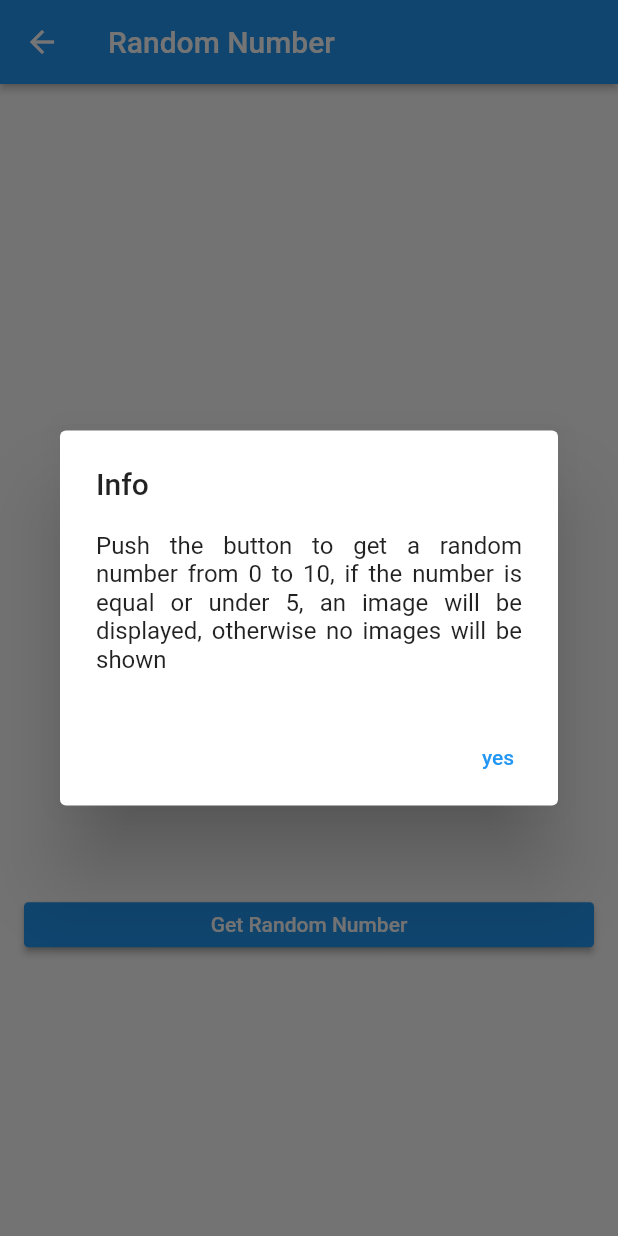
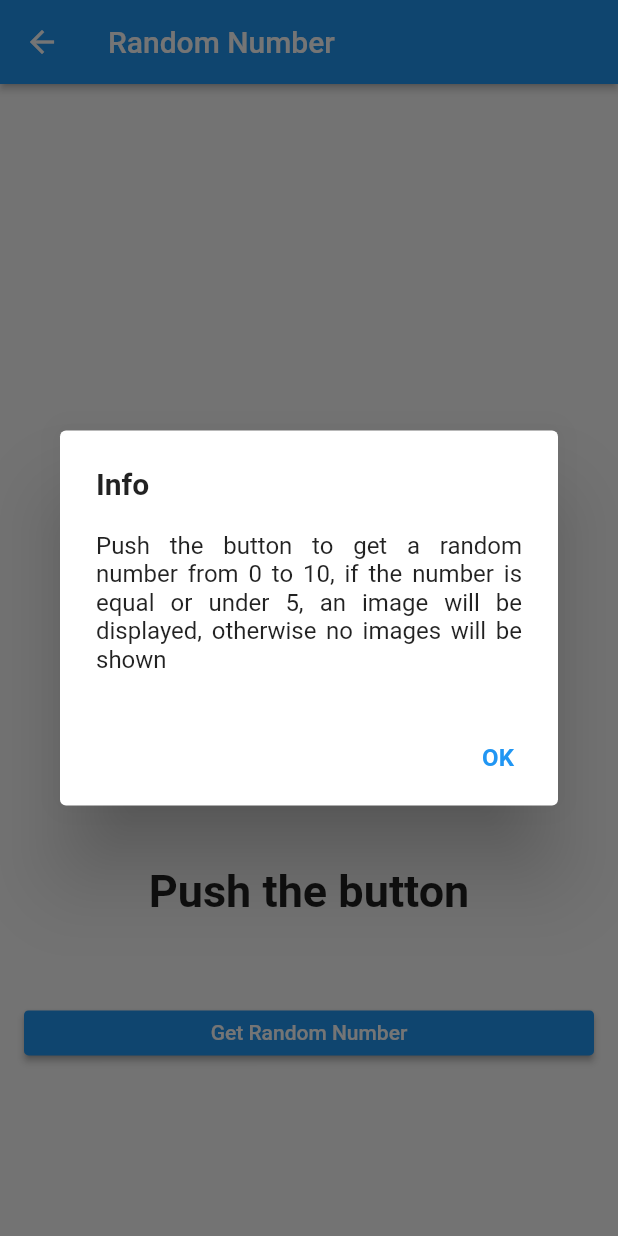
Before and after one commit to casareafer2908/basic_bloc_streams, a Flutter app: the screen it shows after launch, after a tap on "Random Number", on a phone screen of 412 x 824 dp. Run offline on Flutter 3.47's test engine with Material 2 defaults, Android fonts, the phone set to English and light mode, and no system bars; our stand-ins replace easy_localization.

Commit message:
ui improvements
fixed translations, layout and texts

```diff
--- a/lib/src/ui/common_widgets/custom_information_dialog.dart
+++ b/lib/src/ui/common_widgets/custom_information_dialog.dart
@@ -1,31 +1,37 @@
 import 'package:flutter/material.dart';
+import 'package:basic_bloc_streams/src/localization/locale_keys.g.dart';
+import 'package:easy_localization/easy_localization.dart';
 
 class InformationDialog extends StatelessWidget {
   const InformationDialog({
     Key? key,
-    required this.title,
     required this.contentText,
-    required this.onPressed,
-    required this.buttonText,
   }) : super(key: key);
 
-  final String title;
   final String contentText;
-  final String buttonText;
-  final VoidCallback onPressed;
 
   @override
   Widget build(BuildContext context) {
     return AlertDialog(
-      title: Text(title),
+      title: const Text(
+        LocaleKeys.info,
+        style: TextStyle(
+          fontWeight: FontWeight.bold,
+          fontSize: 20.0,
+        ),
+      ).tr(),
       content: Text(
         contentText,
         textAlign: TextAlign.justify,
+        style: const TextStyle(fontSize: 16, fontWeight: FontWeight.normal),
       ),
       actions: <Widget>[
         TextButton(
-          onPressed: onPressed,
-          child: Text(buttonText),
+          onPressed: () => Navigator.pop(context),
+          child: const Text(
+            LocaleKeys.ok,
+            style: TextStyle(fontWeight: FontWeight.bold, fontSize: 16),
+          ).tr(),
         )
       ],
     );
--- a/lib/src/ui/random_number_page.dart
+++ b/lib/src/ui/random_number_page.dart
@@ -28,15 +28,17 @@ class RandomNumberPage extends StatelessWidget {
   StreamBuilder<String> textLabel() {
     return StreamBuilder<String>(
         stream: bloc.labelTextStream,
-        initialData: 'Push the button',
+        initialData: LocaleKeys.pushTheButton.tr(),
         builder: (context, snapshot) {
           String _labelText = snapshot.data!;
-          return Text(
+          return Center(
+            child: Text(
               _labelText,
               textAlign: TextAlign.center,
               style: const TextStyle(
                 fontSize: 30,
                 fontWeight: FontWeight.w600,
+              ),
             ),
           );
         });
@@ -79,10 +81,8 @@ class RandomNumberPage extends StatelessWidget {
       showDialog(
         context: context,
         builder: (context) => InformationDialog(
-            title: 'Info',
           contentText: LocaleKeys.randomNumberServiceBrief.tr(),
-            onPressed: () => _back(context),
-            buttonText: 'yes'),
+        ),
       );
     });
     return Padding(
@@ -90,15 +90,10 @@ class RandomNumberPage extends StatelessWidget {
       child: Column(
         mainAxisAlignment: MainAxisAlignment.center,
         crossAxisAlignment: CrossAxisAlignment.stretch,
-        children: [
-          const Flexible(
-            child: FractionallySizedBox(
-              heightFactor: 0.5,
-            ),
-          ),
+        children: <Widget>[
           Flexible(
             child: FractionallySizedBox(
-              heightFactor: 0.5,
+              heightFactor: 1,
               widthFactor: 0.8,
               child: Row(
                 mainAxisAlignment: MainAxisAlignment.center,
@@ -112,10 +107,9 @@ class RandomNumberPage extends StatelessWidget {
           ),
           Flexible(
             child: FractionallySizedBox(
-              heightFactor: 0.5,
+              heightFactor: 0.4,
               widthFactor: 0.8,
               child: Row(
-                mainAxisAlignment: MainAxisAlignment.center,
                 children: [
                   Flexible(
                     child: textLabel(),
@@ -124,12 +118,7 @@ class RandomNumberPage extends StatelessWidget {
               ),
             ),
           ),
-          const Flexible(
-            child: FractionallySizedBox(
-              heightFactor: 0.5,
-              widthFactor: 0.8,
-            ),
-          ),
+          const SizedBox(height: 10),
           CustomElevatedButton(
               child: const Text(LocaleKeys.generateRandomNumberButton).tr(),
               color: Colors.blue,
```
Also changed, not shown: assets/translations/en.json (+6 -3 lines), assets/translations/es.json (+6 -3 lines), lib/src/localization/codegen_loader.g.dart, lib/src/localization/locale_keys.g.dart. Lines whose indentation alone changed are shown as unchanged.
